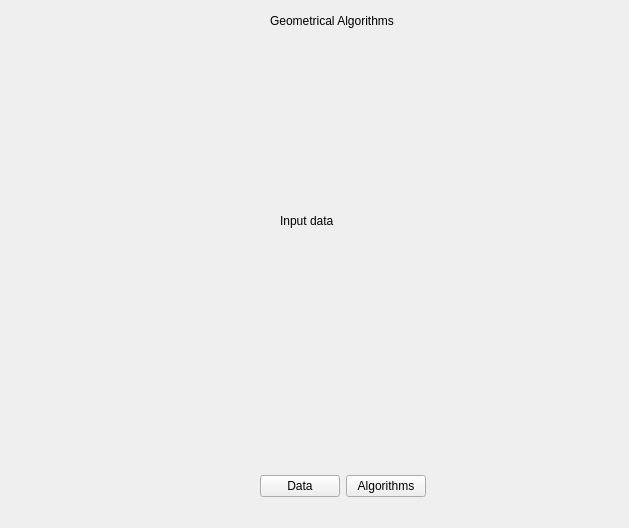
Above: src/QMainInterface.ui from Swistusmen/Geometric-Algorithms before the change. Below: the same form after it.
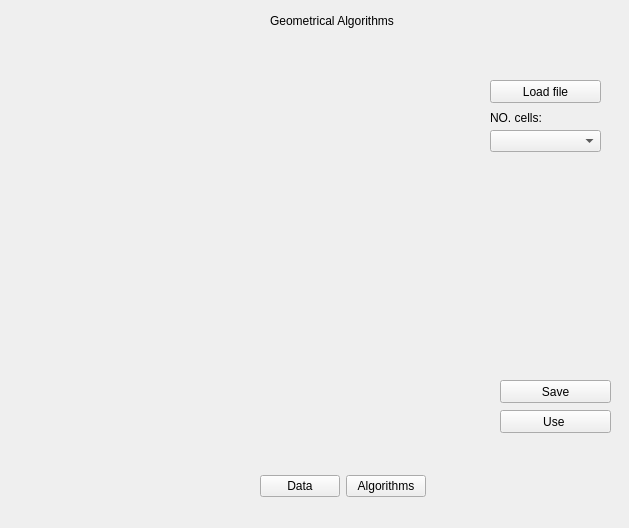
That is the form after the change. The open tabs and pages were chosen to show the change. Icons and pictures are not drawn.

Patch:
```diff
--- a/src/QMainInterface.ui
+++ b/src/QMainInterface.ui
@@ -238,17 +238,77 @@
     </widget>
    </widget>
    <widget class="QWidget" name="input_page">
+    <widget class="QPushButton" name="pushButton">
+     <property name="geometry">
+      <rect>
+       <x>480</x>
+       <y>30</y>
+       <width>111</width>
+       <height>23</height>
+      </rect>
+     </property>
+     <property name="text">
+      <string>Load file</string>
+     </property>
+    </widget>
+    <widget class="QPushButton" name="pushButton_2">
+     <property name="geometry">
+      <rect>
+       <x>490</x>
+       <y>360</y>
+       <width>111</width>
+       <height>23</height>
+      </rect>
+     </property>
+     <property name="text">
+      <string>Use </string>
+     </property>
+    </widget>
+    <widget class="QPushButton" name="pushButton_3">
+     <property name="geometry">
+      <rect>
+       <x>490</x>
+       <y>330</y>
+       <width>111</width>
+       <height>23</height>
+      </rect>
+     </property>
+     <property name="text">
+      <string>Save</string>
+     </property>
+    </widget>
+    <widget class="QWidget" name="verticalLayoutWidget_3">
+     <property name="geometry">
+      <rect>
+       <x>40</x>
+       <y>10</y>
+       <width>421</width>
+       <height>381</height>
+      </rect>
+     </property>
+     <layout class="QVBoxLayout" name="input_board_place"/>
+    </widget>
+    <widget class="QComboBox" name="comboBox">
+     <property name="geometry">
+      <rect>
+       <x>480</x>
+       <y>80</y>
+       <width>111</width>
+       <height>22</height>
+      </rect>
+     </property>
+    </widget>
     <widget class="QLabel" name="label_2">
      <property name="geometry">
       <rect>
-       <x>270</x>
-       <y>160</y>
-       <width>81</width>
-       <height>21</height>
+       <x>480</x>
+       <y>60</y>
+       <width>101</width>
+       <height>16</height>
       </rect>
      </property>
      <property name="text">
-      <string>Input data</string>
+      <string>NO. cells:</string>
      </property>
     </widget>
    </widget>
```
Left out of the diff: 10 changed lines with no effect on the pictures.
